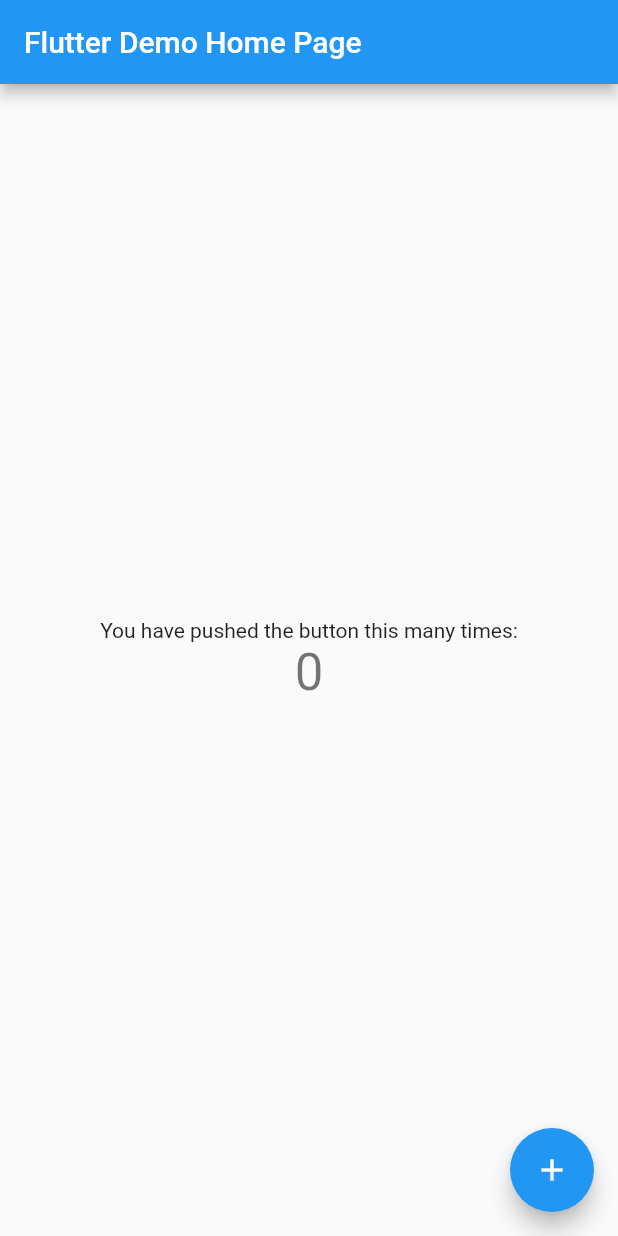
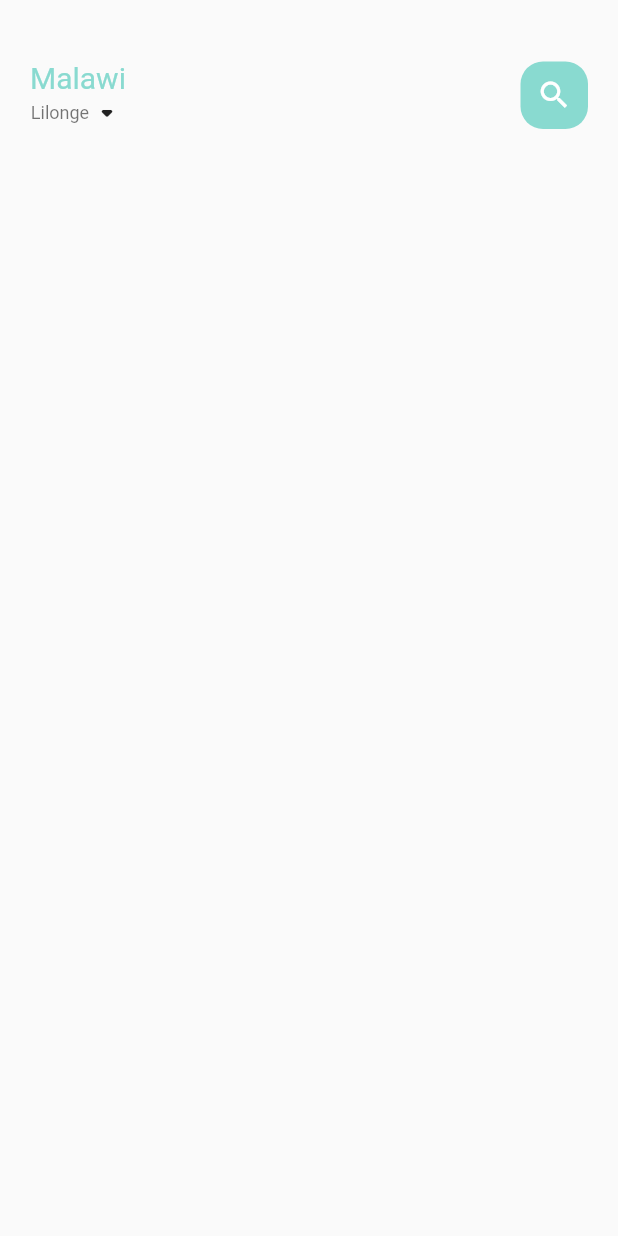
Before and after one commit to besta29khwa/sika, a Flutter app: the screen it shows after launch, on a phone screen of 412 x 824 dp. Run offline on Flutter 3.47's test engine with Material 2 defaults, Android fonts, the phone set to English and light mode, and no system bars.

Commit message:
UI first Commit

```diff
--- /dev/null
+++ b/lib/home/main_page.dart
@@ -0,0 +1,60 @@
+import 'package:flutter/cupertino.dart';
+import 'package:flutter/material.dart';
+import 'package:sika/widgets/app_colors.dart';
+import 'package:sika/widgets/preffered_text.dart';
+import 'package:sika/widgets/small_text.dart';
+
+class MainPage extends StatefulWidget {
+  const MainPage({Key? key}) : super(key: key);
+
+  @override
+  State<MainPage> createState() => _MainPageState();
+}
+
+class _MainPageState extends State<MainPage> {
+  @override
+  Widget build(BuildContext context) {
+    return Scaffold(
+      body: Column(
+        children: [
+          Container(
+            margin: EdgeInsets.only(top: 40, bottom: 15),
+            padding: EdgeInsets.only(left: 20, right: 20),
+            child: Container(
+              child: Row(
+                mainAxisAlignment: MainAxisAlignment.spaceBetween
+                ,
+                children: [
+                  Column(
+                    children: [
+                      PreferedText(text: "Malawi", color: AppColors.mainColor),
+                      Row(
+                        children: [
+                          SmallText(text: "Lilonge", color: Colors.black54,),
+                          Icon(Icons.arrow_drop_down_rounded)
+                        ],
+                      )
+                    ],
+                  ),
+                  Center(
+                    child: Container(
+                      width: 45,
+                      height: 45,
+                      child: Icon(Icons.search, color: Colors.white,),
+                      decoration: BoxDecoration(
+                        borderRadius: BorderRadius.circular(15),
+                        color: AppColors.mainColor,
+
+                      ),
+
+                    ),
+                  )
+                ],
+              ),
+            ),
+          )
+        ],
+      ),
+    ) ;
+  }
+}
--- /dev/null
+++ b/lib/home/sales_main_body.dart
@@ -0,0 +1,21 @@
+import 'package:flutter/material.dart';
+
+class SalesMainBody extends StatefulWidget {
+  const SalesMainBody({Key? key}) : super(key: key);
+
+  @override
+  State<SalesMainBody> createState() => _SalesMainBodyState();
+}
+
+class _SalesMainBodyState extends State<SalesMainBody> {
+  @override
+  Widget build(BuildContext context) {
+    return Container(
+      child: PageView.builder(
+          itemCount: 5,
+          itemBuilder: (context, position){
+            // return _buildBodyItem(position);
+          }),
+    );
+  }
+}
--- a/lib/main.dart
+++ b/lib/main.dart
@@ -1,4 +1,5 @@
 import 'package:flutter/material.dart';
+import 'package:sika/home/main_page.dart';
 
 void main() {
   runApp(const MyApp());
@@ -11,105 +12,13 @@
   @override
   Widget build(BuildContext context) {
     return MaterialApp(
+      debugShowCheckedModeBanner: false,
       title: 'Flutter Demo',
       theme: ThemeData(
-        // This is the theme of your application.
-        //
-        // Try running your application with "flutter run". You'll see the
-        // application has a blue toolbar. Then, without quitting the app, try
-        // changing the primarySwatch below to Colors.green and then invoke
-        // "hot reload" (press "r" in the console where you ran "flutter run",
-        // or simply save your changes to "hot reload" in a Flutter IDE).
-        // Notice that the counter didn't reset back to zero; the application
-        // is not restarted.
+
         primarySwatch: Colors.blue,
       ),
-      home: const MyHomePage(title: 'Flutter Demo Home Page'),
+      home: MainPage(),
     );
   }
 }
-
-class MyHomePage extends StatefulWidget {
-  const MyHomePage({super.key, required this.title});
-
-  // This widget is the home page of your application. It is stateful, meaning
-  // that it has a State object (defined below) that contains fields that affect
-  // how it looks.
-
-  // This class is the configuration for the state. It holds the values (in this
-  // case the title) provided by the parent (in this case the App widget) and
-  // used by the build method of the State. Fields in a Widget subclass are
-  // always marked "final".
-
-  final String title;
-
-  @override
-  State<MyHomePage> createState() => _MyHomePageState();
-}
-
-class _MyHomePageState extends State<MyHomePage> {
-  int _counter = 0;
-
-  void _incrementCounter() {
-    setState(() {
-      // This call to setState tells the Flutter framework that something has
-      // changed in this State, which causes it to rerun the build method below
-      // so that the display can reflect the updated values. If we changed
-      // _counter without calling setState(), then the build method would not be
-      // called again, and so nothing would appear to happen.
-      _counter++;
-    });
-  }
-
-  @override
-  Widget build(BuildContext context) {
-    // This method is rerun every time setState is called, for instance as done
-    // by the _incrementCounter method above.
-    //
-    // The Flutter framework has been optimized to make rerunning build methods
-    // fast, so that you can just rebuild anything that needs updating rather
-    // than having to individually change instances of widgets.
-    return Scaffold(
-      appBar: AppBar(
-        // Here we take the value from the MyHomePage object that was created by
-        // the App.build method, and use it to set our appbar title.
-        title: Text(widget.title),
-      ),
-      body: Center(
-        // Center is a layout widget. It takes a single child and positions it
-        // in the middle of the parent.
-        child: Column(
-          // Column is also a layout widget. It takes a list of children and
-          // arranges them vertically. By default, it sizes itself to fit its
-          // children horizontally, and tries to be as tall as its parent.
-          //
-          // Invoke "debug painting" (press "p" in the console, choose the
-          // "Toggle Debug Paint" action from the Flutter Inspector in Android
-          // Studio, or the "Toggle Debug Paint" command in Visual Studio Code)
-          // to see the wireframe for each widget.
-          //
-          // Column has various properties to control how it sizes itself and
-          // how it positions its children. Here we use mainAxisAlignment to
-          // center the children vertically; the main axis here is the vertical
-          // axis because Columns are vertical (the cross axis would be
-          // horizontal).
-          mainAxisAlignment: MainAxisAlignment.center,
-          children: <Widget>[
-            const Text(
-              'You have pushed the button this many times:',
-            ),
-            Text(
-              '$_counter',
-              style: Theme.of(context).textTheme.headline4,
-            ),
-          ],
-        ),
-      ),
-      floatingActionButton: FloatingActionButton(
-        onPressed: _incrementCounter,
-        tooltip: 'Increment',
-        child: const Icon(Icons.add),
-      ), // This trailing comma makes auto-formatting nicer for build methods.
-    );
-  }
-}
--- /dev/null
+++ b/lib/widgets/app_colors.dart
@@ -0,0 +1,15 @@
+import 'dart:ui';
+
+class AppColors{
+  static final Color textColor = const Color(0xFFccc7c5);
+  static final Color mainColor = const Color(0xFF89dad0);
+  static final Color iconColor1 = const Color(0xFFffd28d);
+  static final Color iconColor2 = const Color(0xFFfcab88);
+  static final Color paraColor = const Color(0xFF8f837f);
+  static final Color buttonBackgroundColor = const Color(0xFFf7f6f4);
+  static final Color signColor = const Color(0xFFa9a29f);
+  static final Color tittleColor = const Color(0xFF5c524f);
+  static final Color  mainBlackColor = const Color(0xFF332d2b);
+  static final Color yellowColor = const Color(0xFFffd379);
+
+}
--- /dev/null
+++ b/lib/widgets/preffered_text.dart
@@ -0,0 +1,29 @@
+import 'package:flutter/cupertino.dart';
+
+class PreferedText extends StatelessWidget {
+  Color? color;
+  final String text;
+  double size;
+  TextOverflow overFlow;
+
+  PreferedText({Key? key, this.color = const Color(0xFF332d2b),
+    required this.text,
+    this.size=20,
+    this.overFlow=TextOverflow.ellipsis
+  }) : super(key: key);
+
+  @override
+  Widget build(BuildContext context) {
+    return Text(
+      text,
+      maxLines: 1,
+      overflow: overFlow,
+      style: TextStyle(
+        fontFamily: 'Roboto',
+        color: color,
+        fontSize: size,
+        fontWeight: FontWeight.w400
+      ),
+    );
+  }
+}
--- /dev/null
+++ b/lib/widgets/small_text.dart
@@ -0,0 +1,28 @@
+import 'package:flutter/cupertino.dart';
+
+class SmallText extends StatelessWidget {
+  Color? color;
+  final String text;
+  double size;
+  double height;
+
+  SmallText({Key? key, this.color = const Color(0xFFccc7c5),
+    required this.text,
+    this.size=12,
+    this.height=1.2,
+
+  }) : super(key: key);
+
+  @override
+  Widget build(BuildContext context) {
+    return Text(
+      text,
+      style: TextStyle(
+          fontFamily: 'Roboto',
+          color: color,
+          fontSize: size,
+          height: height
+      ),
+    );
+  }
+}
```
Also changed, not shown: pubspec.yaml (+25 -15 lines), assets/font/Roboto-Black.ttf (added), assets/font/Roboto-Bold.ttf (added), assets/font/Roboto-Medium.ttf (added), assets/font/Roboto-Regular.ttf (added).
